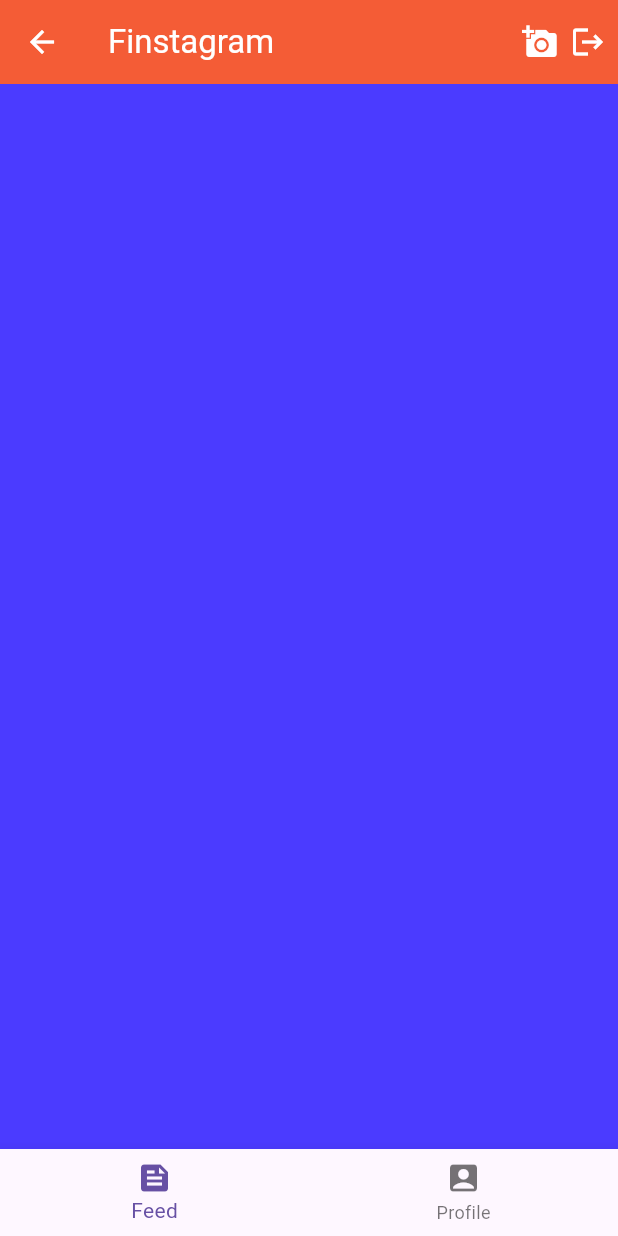
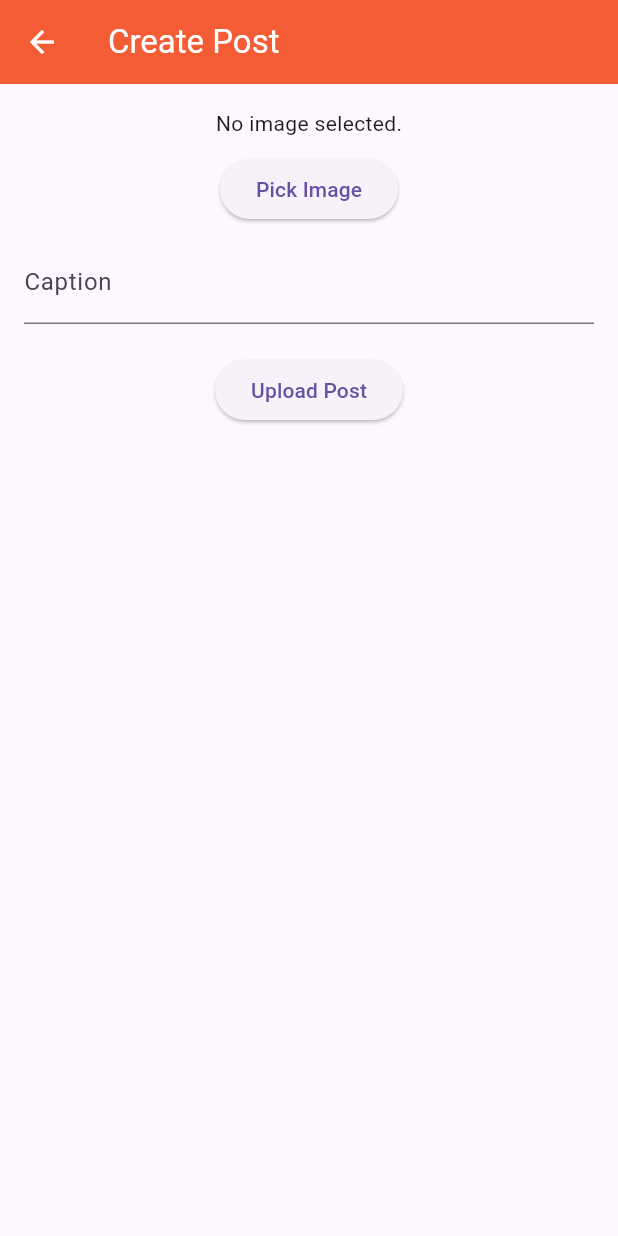
Before and after one commit to Prakashbishal/Finstagram-udemy, a Flutter app: the HomePage screen opened by its route, after a tap on the "add a photo" icon, on a phone screen of 412 x 824 dp. Run offline on Flutter 3.47's test engine with Material 3 defaults, Android fonts, the phone set to English and light mode, and no system bars; our stand-ins replace cloud_firestore, file_picker, firebase_auth, firebase_core, get_it, image_picker; missing offline and left inert: cloudinary_public; accounts and stored records are empty.

Commit message:
Used Cloudinary for storage

```diff
--- a/lib/pages/home_page.dart
+++ b/lib/pages/home_page.dart
@@ -1,6 +1,7 @@
 import 'package:finstagram/pages/feed_page.dart';
 import 'package:finstagram/pages/profile_page.dart';
 import 'package:flutter/material.dart';
+import '../pages/post_uploader.dart';
 
 class HomePage extends StatefulWidget {
   @override
@@ -18,7 +19,15 @@ class _HomePageState extends State<HomePage> {
       appBar: AppBar(
         title: const Text("Finstagram"),
         actions: [
-          GestureDetector(onTap: () {}, child: Icon(Icons.add_a_photo)),
+          GestureDetector(
+            onTap: () {
+              Navigator.push(
+                context,
+                MaterialPageRoute(builder: (context) => PostUploader()),
+              );
+            },
+            child: Icon(Icons.add_a_photo),
+          ),
           Padding(
             padding: const EdgeInsets.only(left: 8.0, right: 8.0),
             child: GestureDetector(onTap: () {}, child: Icon(Icons.logout)),
--- /dev/null
+++ b/lib/pages/post_uploader.dart
@@ -0,0 +1,92 @@
+import 'dart:io';
+import 'package:flutter/material.dart';
+import 'package:image_picker/image_picker.dart';
+import 'package:firebase_auth/firebase_auth.dart';
+import 'package:cloud_firestore/cloud_firestore.dart';
+import '../services/cloudinary_service.dart';
+
+class PostUploader extends StatefulWidget {
+  @override
+  _PostUploaderState createState() => _PostUploaderState();
+}
+
+class _PostUploaderState extends State<PostUploader> {
+  File? _selectedImage;
+  final picker = ImagePicker();
+  final captionController = TextEditingController();
+  bool _isLoading = false;
+
+  Future<void> _pickImage() async {
+    final pickedFile = await picker.pickImage(source: ImageSource.gallery);
+    if (pickedFile != null) {
+      setState(() {
+        _selectedImage = File(pickedFile.path);
+      });
+    }
+  }
+
+  Future<void> _uploadPost() async {
+    if (_selectedImage == null || captionController.text.isEmpty) return;
+
+    setState(() => _isLoading = true);
+
+    final cloudinary = CloudinaryService();
+    final imageUrl = await cloudinary.uploadImage(_selectedImage!.path);
+
+    if (imageUrl != null) {
+      final user = FirebaseAuth.instance.currentUser;
+
+      await FirebaseFirestore.instance.collection('posts').add({
+        'image_url': imageUrl,
+        'caption': captionController.text.trim(),
+        'user_id': user?.uid,
+        'email': user?.email,
+        'timestamp': FieldValue.serverTimestamp(),
+      });
+
+      ScaffoldMessenger.of(
+        context,
+      ).showSnackBar(SnackBar(content: Text("Post uploaded successfully!")));
+
+      Navigator.pop(context);
+    } else {
+      ScaffoldMessenger.of(
+        context,
+      ).showSnackBar(SnackBar(content: Text("Failed to upload image.")));
+    }
+
+    setState(() => _isLoading = false);
+  }
+
+  @override
+  Widget build(BuildContext context) {
+    return Scaffold(
+      appBar: AppBar(title: Text("Create Post")),
+      body: Padding(
+        padding: const EdgeInsets.all(16.0),
+        child: Column(
+          children: [
+            _selectedImage != null
+                ? Image.file(_selectedImage!, height: 200)
+                : Text("No image selected."),
+            SizedBox(height: 10),
+            ElevatedButton(onPressed: _pickImage, child: Text("Pick Image")),
+            SizedBox(height: 10),
+            TextField(
+              controller: captionController,
+              decoration: InputDecoration(labelText: "Caption"),
+            ),
+            SizedBox(height: 20),
+            ElevatedButton(
+              onPressed: _isLoading ? null : _uploadPost,
+              child:
+                  _isLoading
+                      ? CircularProgressIndicator()
+                      : Text("Upload Post"),
+            ),
+          ],
+        ),
+      ),
+    );
+  }
+}
--- /dev/null
+++ b/lib/services/cloudinary_service.dart
@@ -0,0 +1,25 @@
+import 'package:cloudinary_public/cloudinary_public.dart';
+
+class CloudinaryService {
+  final cloudinary = CloudinaryPublic(
+    'dsj7z3tsr',
+    'unsigned_finsta',
+    cache: false,
+  );
+
+  Future<String?> uploadImage(String imagePath) async {
+    try {
+      final response = await cloudinary.uploadFile(
+        CloudinaryFile.fromFile(
+          imagePath,
+          resourceType: CloudinaryResourceType.Image,
+        ),
+      );
+      print("Upload successful! URL: ${response.secureUrl}");
+      return response.secureUrl;
+    } catch (e) {
+      print("❌ Cloudinary upload error: $e");
+      return null;
+    }
+  }
+}
--- a/pubspec.yaml
+++ b/pubspec.yaml
@@ -36,6 +36,8 @@ dependencies:
   cloud_firestore: "5.6.9"
   firebase_storage: "12.4.7"
   get_it: "8.0.3"
+  cloudinary_public: ^0.23.1
+  image_picker: ^1.1.2
   # The following adds the Cupertino Icons font to your application.
   # Use with the CupertinoIcons class for iOS style icons.
   cupertino_icons: ^1.0.8
```
Also changed, not shown: pubspec.lock, 7 other files.
